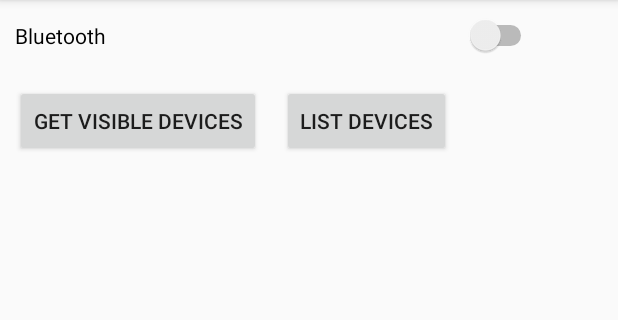
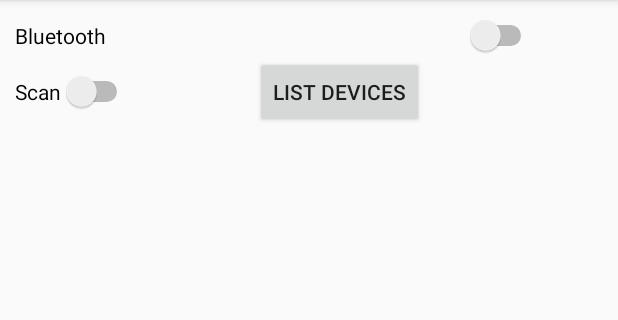
Before and after one commit to elozev/BluetoothArduinoLock, an Android app: the screen it shows after launch (MainActivity), on a phone screen of 412 x 824 dp, the part 84-404 px from its top. Run offline under Robolectric (Android 15) with nearby library versions, the light colour scheme and no system bars; our stand-ins replace ButterKnife.

Commit message:
on the way there

```diff
--- a/app/src/main/res/layout/content_main.xml
+++ b/app/src/main/res/layout/content_main.xml
@@ -19,27 +19,15 @@
         tools:layout_editor_absoluteY="16dp" />
 
     <Button
-        android:id="@+id/getDevBtn"
-        android:layout_width="wrap_content"
-        android:layout_height="wrap_content"
-        android:layout_alignParentLeft="true"
-        android:layout_alignParentStart="true"
-        android:layout_below="@+id/bluetoothSwitch"
-        android:layout_marginTop="19dp"
-        android:text="@string/get_visible_devices"
-        tools:layout_editor_absoluteX="16dp"
-        tools:layout_editor_absoluteY="95dp" />
-
-    <Button
         android:id="@+id/listDevBtn"
         android:layout_width="wrap_content"
         android:layout_height="wrap_content"
-        android:layout_alignTop="@+id/getDevBtn"
-        android:layout_marginLeft="14dp"
-        android:layout_marginStart="14dp"
-        android:layout_toEndOf="@+id/getDevBtn"
-        android:layout_toRightOf="@+id/getDevBtn"
-        android:text="@string/list_devices" />
+        android:text="@string/list_devices"
+        android:layout_below="@+id/bluetoothSwitch"
+        android:layout_alignRight="@+id/bluetoothSwitch"
+        android:layout_alignEnd="@+id/bluetoothSwitch"
+        android:layout_marginRight="75dp"
+        android:layout_marginEnd="75dp" />
 
     <ListView
         android:id="@+id/pairedListView"
@@ -47,6 +35,16 @@
         android:layout_height="match_parent"
         android:layout_alignParentLeft="true"
         android:layout_alignParentStart="true"
-        android:layout_below="@+id/getDevBtn"
+        android:layout_below="@+id/scanSwitch"
         android:layout_marginTop="31dp" />
+
+    <Switch
+        android:id="@+id/scanSwitch"
+        android:layout_width="wrap_content"
+        android:layout_height="wrap_content"
+        android:text="@string/scan"
+        android:layout_alignBaseline="@+id/listDevBtn"
+        android:layout_alignBottom="@+id/listDevBtn"
+        android:layout_alignParentLeft="true"
+        android:layout_alignParentStart="true" />
 </RelativeLayout>
--- a/app/src/main/res/values/strings.xml
+++ b/app/src/main/res/values/strings.xml
@@ -4,4 +4,5 @@
     <string name="bluetooth">Bluetooth</string>
     <string name="list_devices">LIST DEVICES</string>
     <string name="get_visible_devices">GET VISIBLE DEVICES</string>
+    <string name="scan">Scan</string>
 </resources>
```
Also changed, not shown: app/src/main/java/com/vmks/bluetootharduinolock/MainActivity.java (+31 -9 lines).
